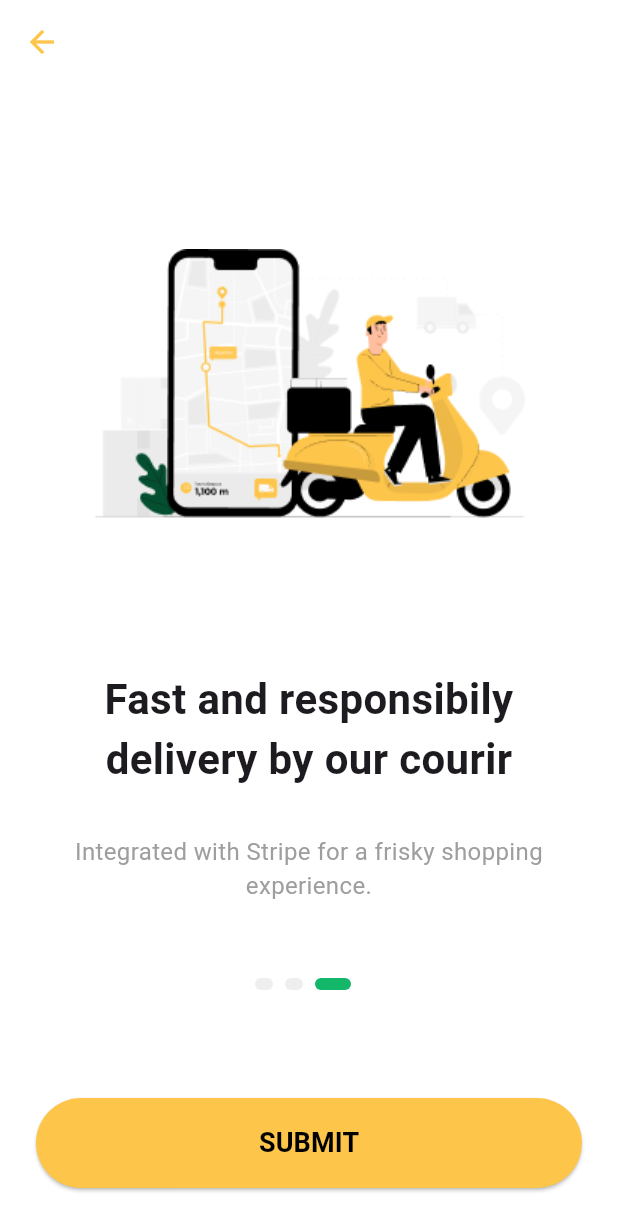
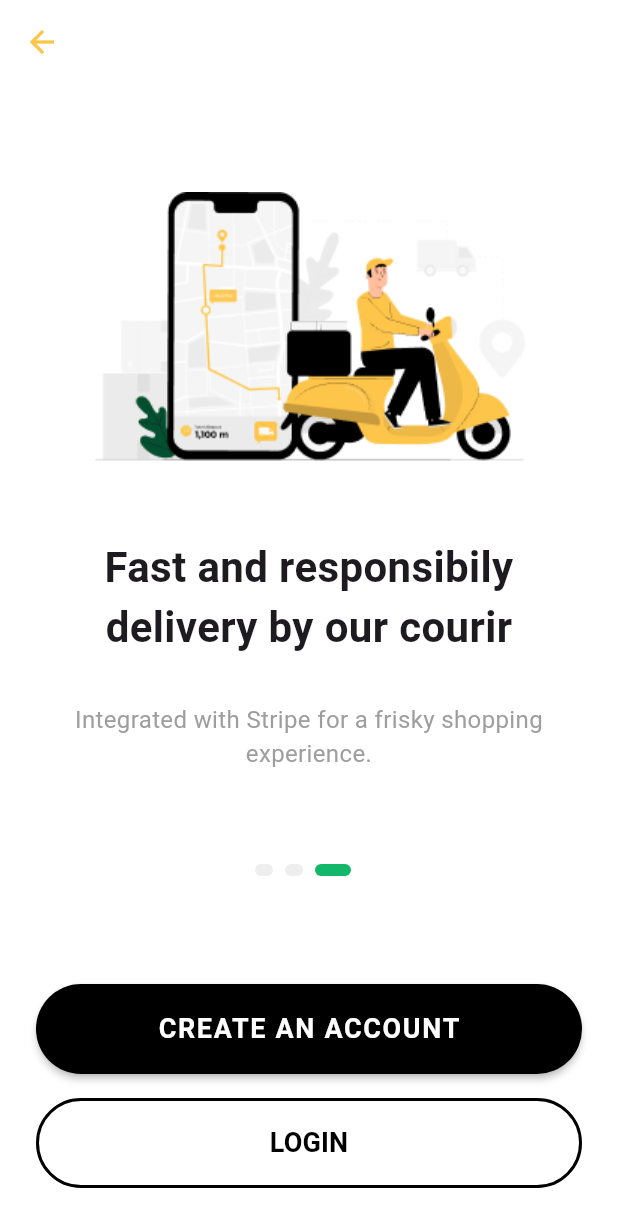
Before and after one commit to IsmailCoder366/frisky_fruits, a Flutter app: the screen it shows after launch, swiped to page 3, on a phone screen of 412 x 824 dp. Shown: the top 1231 px of the screen. Run offline on Flutter 3.47's test engine with Material 3 defaults, Android fonts, the phone set to English and light mode, and no system bars; our stand-ins replace flutter_bloc.

Commit message:
last onboarding screen updated

```diff
--- /dev/null
+++ b/lib/core/widgets/frisky_button.dart
@@ -0,0 +1,49 @@
+import 'package:flutter/material.dart';
+import '../constants/app_colors.dart';
+
+class FriskyButton extends StatelessWidget {
+  final String text;
+  final VoidCallback onPressed;
+  final Color? backgroundColor;
+  final Color? textColor;
+  final double? width;
+  final double height;
+
+  const FriskyButton({
+    super.key,
+    required this.text,
+    required this.onPressed,
+    this.backgroundColor,
+    this.width,
+    this.height = 60.0,
+    required this.textColor, // Default height for e-commerce apps
+  });
+
+  @override
+  Widget build(BuildContext context) {
+    return SizedBox(
+      width: width ?? double.infinity, // Full width by default
+      height: height,
+      child: ElevatedButton(
+        style: ElevatedButton.styleFrom(
+          backgroundColor: backgroundColor ?? AppColors.primaryOrange,
+          foregroundColor: Colors.white,
+          shape: RoundedRectangleBorder(
+            borderRadius: BorderRadius.circular(30), // Rounded "Frisky" look
+          ),
+          elevation: 2,
+        ),
+        onPressed: onPressed,
+        child: Text(
+          text.toUpperCase(),
+          style: TextStyle(
+            fontSize: 18,
+            fontWeight: FontWeight.bold,
+            letterSpacing: 1.1,
+            color: textColor
+          ),
+        ),
+      ),
+    );
+  }
+}
--- a/lib/features/onboarding/screens/onboarding_screen.dart
+++ b/lib/features/onboarding/screens/onboarding_screen.dart
@@ -1,6 +1,7 @@
 import 'package:flutter/material.dart';
 import 'package:flutter_bloc/flutter_bloc.dart';
 import '../../../core/constants/app_colors.dart';
+import '../../../core/widgets/frisky_button.dart';
 import '../logic/onboarding_bloc.dart';
 import '../logic/onboarding_event.dart';
 import '../logic/onboarding_state.dart';
@@ -96,34 +97,61 @@ class _OnboardingScreenState extends State<OnboardingScreen> {
               const SizedBox(height: 40),
 
               // Next Button
+              // Inside lib/features/onboarding/screens/onboarding_screen.dart
+
+              // Inside lib/features/onboarding/screens/onboarding_screen.dart
+
               Padding(
                 padding: const EdgeInsets.symmetric(horizontal: 24.0, vertical: 32.0),
-                child: SizedBox(
+                child: state.currentIndex == 2
+                    ? Column(
+                  children: [
+                    // 1. Create Account Button (Solid Black as per image)
+                    FriskyButton(
+                      text: "Create an account",
+                      backgroundColor: Colors.black,
+                      onPressed: () {
+                        Navigator.pushReplacementNamed(context, '/signup');
+                      },
+                      textColor: state.currentIndex == 2
+                        ? Colors.white : Colors.black
+                    ),
+                    const SizedBox(height: 16),
+                    // 2. Login Button (White with Black Border as per image)
+                    SizedBox(
                       width: double.infinity,
                       height: 60,
-                  child: ElevatedButton(
-                    style: ElevatedButton.styleFrom(
-                      backgroundColor: AppColors.primaryOrange,
-                      shape: RoundedRectangleBorder(borderRadius: BorderRadius.circular(30)),
+                      child: OutlinedButton(
+                        style: OutlinedButton.styleFrom(
+                          side: const BorderSide(color: Colors.black, width: 2),
+                          shape: RoundedRectangleBorder(
+                            borderRadius: BorderRadius.circular(30),
+                          ),
                         ),
                         onPressed: () {
-                      if (state.currentIndex < 2) {
+                          Navigator.pushReplacementNamed(context, '/login');
+                        },
+                        child: const Text(
+                          "LOGIN",
+                          style: TextStyle(
+                            color: Colors.black,
+                            fontSize: 18,
+                            fontWeight: FontWeight.bold,
+                          ),
+                        ),
+                      ),
+                    ),
+                  ],
+                )
+                    : FriskyButton(
+                  textColor: Colors.black,
+                  text: "Next",
+                  onPressed: () {
                     _pageController.nextPage(
                       duration: const Duration(milliseconds: 300),
-                            curve: Curves.easeIn
+                      curve: Curves.easeIn,
                     );
-                      } else {
-                        Navigator.pushReplacementNamed(context, '/login');
-                      }
                   },
-                    child: state.currentIndex < 2 ?  Text(
-                      "NEXT",
-                      style: TextStyle(color: Colors.black, fontSize: 18, fontWeight: FontWeight.bold),
-                    )  : Text(
-                      "SUBMIT",
-                      style: TextStyle(color: Colors.black, fontSize: 18, fontWeight: FontWeight.bold),
-                    )
-                  ),
                 ),
               ),
             ],
--- a/lib/features/onboarding/widgets/onboarding_body.dart
+++ b/lib/features/onboarding/widgets/onboarding_body.dart
@@ -21,7 +21,7 @@ class OnboardingBody extends StatelessWidget {
       child: Column(
         mainAxisAlignment: MainAxisAlignment.center,
         children: [
-          Image.asset(image, height: 300),
+          Image.asset(image, height: 200),
           const SizedBox(height: 40),
           Text(
             title,
```
Also changed, not shown: lib/core/widgets/custom_button.dart (deleted). Lines whose indentation alone changed are shown as unchanged.
